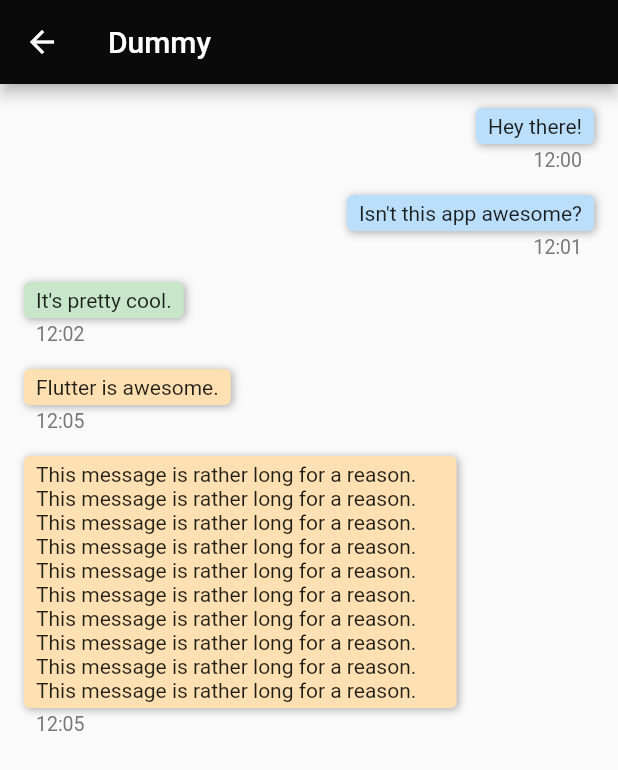
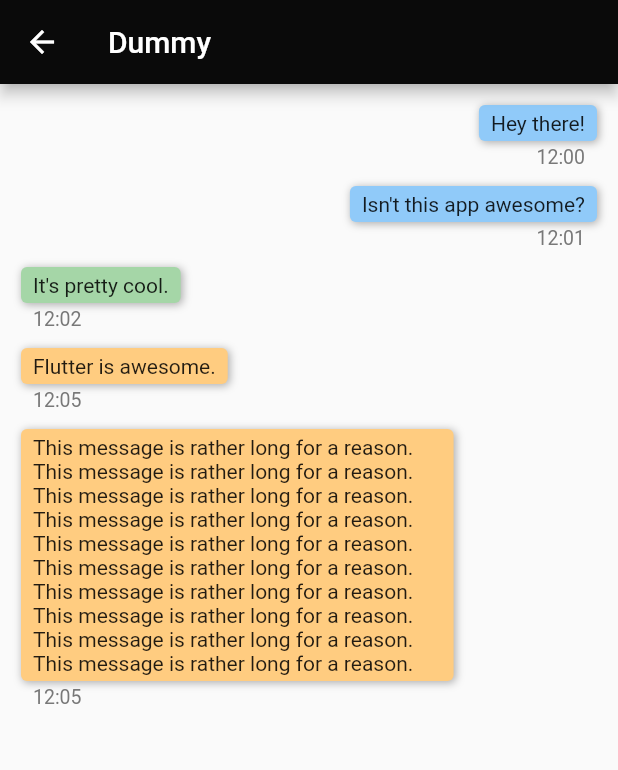
Before and after one commit to rijkdw/the_shed, a Flutter app: the ChatScreen screen opened directly, on a phone screen of 412 x 824 dp. Shown: the top 770 px of the screen. Run offline on Flutter 3.47's test engine with Material 2 defaults, Android fonts, the phone set to English and light mode, and no system bars; our stand-ins replace curved_navigation_bar.

```diff
--- a/front-end/lib/screens/home/chatscreen.dart
+++ b/front-end/lib/screens/home/chatscreen.dart
@@ -93,9 +93,10 @@ class MessageWidget extends StatelessWidget {
   final _messageTimeStyle = const TextStyle(fontSize: 13.0, color: Color.fromRGBO(120, 120, 120, 1.0));
 
   // colors
-  final _unreadReceivedMessageColor = Colors.orange[100];
-  final _readReceivedMessageColor = Colors.green[100];
-  final _sentMessageColor = Colors.blue[100];
+  static final int intensity = 200;
+  final _unreadReceivedMessageColor = Colors.orange[intensity];
+  final _readReceivedMessageColor = Colors.green[intensity];
+  final _sentMessageColor = Colors.blue[intensity];
 
   // index of message
   final int index;
@@ -126,7 +127,7 @@ class MessageWidget extends StatelessWidget {
     }
 
     return Container(
-      padding: const EdgeInsets.all(6),
+      padding: const EdgeInsets.all(4),
       child: Column(
         crossAxisAlignment: me
           ? CrossAxisAlignment.end
```
Also changed, not shown: front-end/lib/screens/home/feed.dart (+0 -9 lines), front-end/lib/screens/home/like.dart (+19 -0 lines), front-end/lib/screens/home/search.dart (+19 -0 lines).
